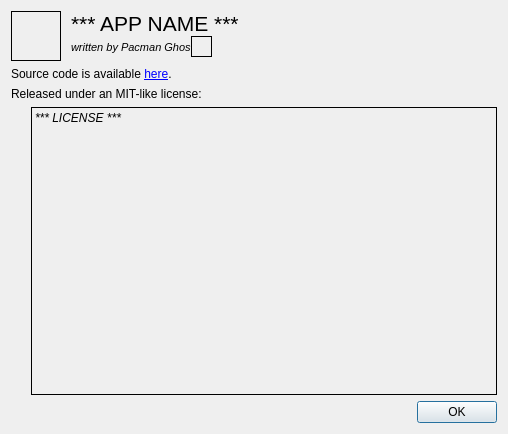
Qt form ui/about_widget.ui (pacman-ghost/aslcards) before a commit.
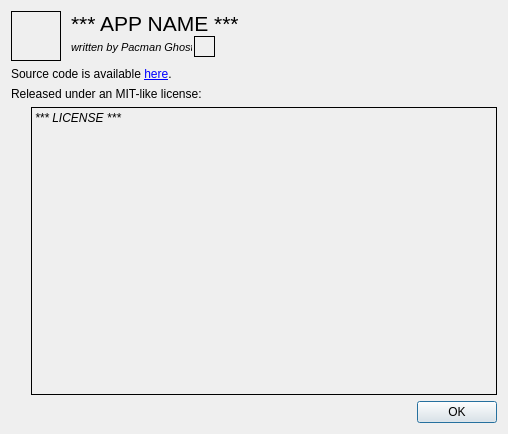
The same form after that commit.

Commit message: Show the View menu in the correct place in the menu bar.

Diff of the .ui file:
```diff
--- a/ui/about_widget.ui
+++ b/ui/about_widget.ui
@@ -84,7 +84,7 @@
      <widget class="QLabel" name="lbl_avatar">
       <property name="geometry">
        <rect>
-        <x>180</x>
+        <x>183</x>
         <y>25</y>
         <width>21</width>
         <height>21</height>
```
The commit also changes 1 other file.
